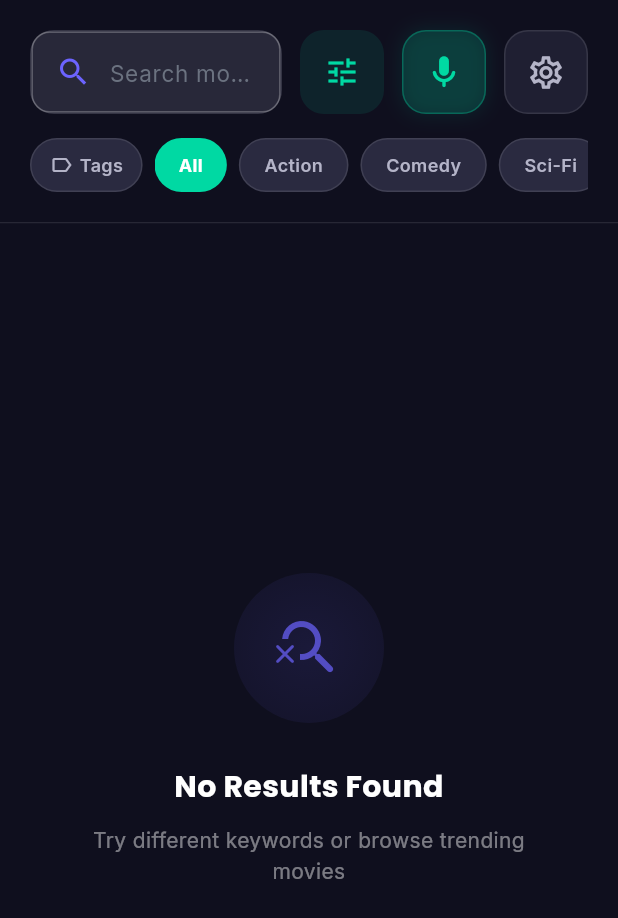
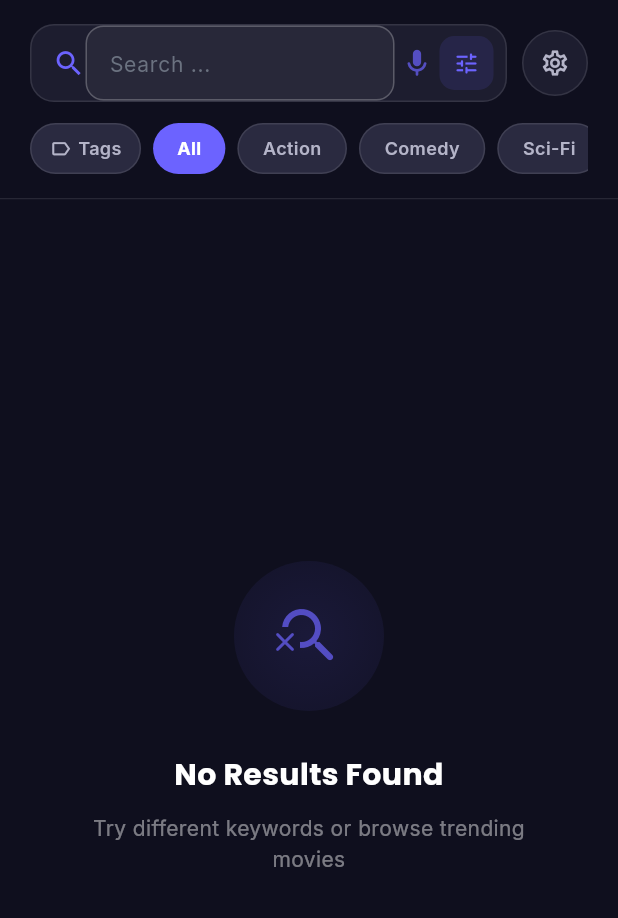
Before and after one commit to shagor300/movie-hunter-backend, a Flutter app: the SearchScreen screen opened directly, on a phone screen of 412 x 824 dp. Shown: the top 918 px of the screen. Run offline on Flutter 3.47's test engine with Material 3 defaults, Android fonts, the phone set to English and light mode, and no system bars; our stand-ins replace avatar_glow, cached_network_image, dio, flutter_local_notifications, get, google_fonts and 14 more; missing offline and left inert: better_player_enhanced, workmanager; accounts and stored records are empty; network calls fail; statements that could not run were skipped.

Commit message:
redesign: Clean up search header + fix accent color propagation - Voice mic & filter icon now inside search bar (compact) - Settings icon is now a small circle - All AppColors.primary replaced with tc.accentColor for dynamic theming - Tag chips, genre chips, refresh indicator, clear all use accent color

```diff
--- a/lib/screens/search_screen.dart
+++ b/lib/screens/search_screen.dart
@@ -1,5 +1,6 @@
 import 'dart:ui';
 import 'package:flutter/material.dart';
+import 'package:get/get.dart';
 import 'package:shared_preferences/shared_preferences.dart';
 import '../services/tmdb_service.dart';
 import '../services/api_service.dart';
@@ -7,6 +8,7 @@ import '../models/movie.dart';
 import '../models/movie_tags.dart';
 import '../theme/app_colors.dart';
 import '../theme/app_text_styles.dart';
+import '../theme/theme_controller.dart';
 import '../widgets/movie_card.dart';
 import '../widgets/custom_search_bar.dart';
 import '../widgets/filter_sheet.dart';
@@ -287,15 +289,18 @@ class _SearchScreenState extends State<SearchScreen> {
   }
 
   Widget _buildGlassHeader(bool isDark) {
+    final tc = Get.find<ThemeController>();
+    return Obx(() {
+      final accent = tc.accentColor;
       return ClipRRect(
         child: BackdropFilter(
           filter: ImageFilter.blur(sigmaX: 16, sigmaY: 16),
           child: Container(
             padding: EdgeInsets.only(
-            top: MediaQuery.of(context).padding.top + 20,
+              top: MediaQuery.of(context).padding.top + 16,
               left: 20,
               right: 20,
-            bottom: 20,
+              bottom: 16,
             ),
             decoration: BoxDecoration(
               color: AppColors.backgroundDark.withValues(alpha: 0.8),
@@ -305,7 +310,7 @@ class _SearchScreenState extends State<SearchScreen> {
             ),
             child: Column(
               children: [
-              // Search bar row
+                // Search bar row — clean: searchbar + settings icon
                 Row(
                   children: [
                     Expanded(
@@ -318,13 +323,13 @@ class _SearchScreenState extends State<SearchScreen> {
                             setState(() => _showRecent = false);
                           }
                         },
+                        onSubmitted: () {
+                          if (_searchController.text.isNotEmpty) {
+                            _onSearch(_searchController.text);
+                          }
+                        },
                         onFilterTap: _showFilterSheet,
-                    ),
-                  ),
-                  const SizedBox(width: 12),
-                  // Mic / Voice Search
-                  GestureDetector(
-                    onTap: () {
+                        onVoiceTap: () {
                           Navigator.push(
                             context,
                             MaterialPageRoute(
@@ -337,55 +342,35 @@ class _SearchScreenState extends State<SearchScreen> {
                             ),
                           );
                         },
-                    child: Container(
-                      height: 56,
-                      width: 56,
-                      decoration: BoxDecoration(
-                        color: AppColors.primary.withValues(alpha: 0.15),
-                        borderRadius: BorderRadius.circular(16),
-                        border: Border.all(
-                          color: AppColors.primary.withValues(alpha: 0.3),
-                        ),
-                        boxShadow: [
-                          BoxShadow(
-                            color: AppColors.primary.withValues(alpha: 0.1),
-                            blurRadius: 10,
-                            spreadRadius: 1,
-                          ),
-                        ],
-                      ),
-                      child: const Icon(
-                        Icons.mic_rounded,
-                        color: AppColors.primary,
-                        size: 26,
                       ),
                     ),
-                  ),
-                  const SizedBox(width: 12),
-                  // Settings
+                    const SizedBox(width: 10),
+                    // Settings — small circle
                     GestureDetector(
                       onTap: () => Navigator.push(
                         context,
-                      MaterialPageRoute(builder: (_) => const SettingsScreen()),
+                        MaterialPageRoute(
+                          builder: (_) => const SettingsScreen(),
+                        ),
                       ),
                       child: Container(
-                      height: 56,
-                      width: 56,
+                        height: 44,
+                        width: 44,
                         decoration: BoxDecoration(
-                        color: AppColors.surfaceLight.withValues(alpha: 0.6),
-                        borderRadius: BorderRadius.circular(16),
+                          color: AppColors.surfaceLight.withValues(alpha: 0.5),
+                          shape: BoxShape.circle,
                           border: Border.all(color: AppColors.glassBorder),
                         ),
                         child: const Icon(
                           Icons.settings_outlined,
                           color: AppColors.textSecondary,
-                        size: 26,
+                          size: 20,
                         ),
                       ),
                     ),
                   ],
                 ),
-              const SizedBox(height: 16),
+                const SizedBox(height: 14),
                 // Quick filter chips + tag filter button
                 Row(
                   children: [
@@ -408,17 +393,17 @@ class _SearchScreenState extends State<SearchScreen> {
                         },
                       ),
                       child: Container(
-                      height: 36,
+                        height: 34,
                         padding: const EdgeInsets.symmetric(horizontal: 12),
                         margin: const EdgeInsets.only(right: 8),
                         decoration: BoxDecoration(
                           color: _activeTagCount > 0
-                            ? AppColors.primary.withValues(alpha: 0.2)
+                              ? accent.withValues(alpha: 0.2)
                               : AppColors.surfaceLight,
                           borderRadius: BorderRadius.circular(9999),
                           border: Border.all(
                             color: _activeTagCount > 0
-                              ? AppColors.primary
+                                ? accent
                                 : AppColors.glassBorder,
                           ),
                         ),
@@ -427,9 +412,9 @@ class _SearchScreenState extends State<SearchScreen> {
                           children: [
                             Icon(
                               Icons.label_outlined,
-                            size: 16,
+                              size: 15,
                               color: _activeTagCount > 0
-                                ? AppColors.primary
+                                  ? accent
                                   : AppColors.textSecondary,
                             ),
                             const SizedBox(width: 4),
@@ -441,7 +426,7 @@ class _SearchScreenState extends State<SearchScreen> {
                                 fontSize: 12,
                                 fontWeight: FontWeight.w600,
                                 color: _activeTagCount > 0
-                                  ? AppColors.primary
+                                    ? accent
                                     : AppColors.textSecondary,
                               ),
                             ),
@@ -449,10 +434,10 @@ class _SearchScreenState extends State<SearchScreen> {
                         ),
                       ),
                     ),
-                  // Existing quick filters
+                    // Quick filter genre chips
                     Expanded(
                       child: SizedBox(
-                      height: 36,
+                        height: 34,
                         child: ListView.separated(
                           scrollDirection: Axis.horizontal,
                           itemCount: _quickFilters.length,
@@ -470,7 +455,7 @@ class _SearchScreenState extends State<SearchScreen> {
                                 alignment: Alignment.center,
                                 decoration: BoxDecoration(
                                   color: isActive
-                                    ? AppColors.primary
+                                      ? accent
                                       : AppColors.surfaceLight,
                                   borderRadius: BorderRadius.circular(9999),
                                   border: isActive
@@ -505,13 +490,14 @@ class _SearchScreenState extends State<SearchScreen> {
           ),
         ),
       );
+    });
   }
 
   Widget _buildResultsGrid() {
     return Expanded(
       child: RefreshIndicator(
         onRefresh: _fetchTrending,
-        color: AppColors.primary,
+        color: Get.find<ThemeController>().accentColor,
         backgroundColor: AppColors.backgroundDark,
         child: GridView.builder(
           padding: const EdgeInsets.fromLTRB(20, 16, 20, 100),
@@ -562,7 +548,7 @@ class _SearchScreenState extends State<SearchScreen> {
                     'Clear All',
                     style: AppTextStyles.bodyMedium.copyWith(
                       fontWeight: FontWeight.w600,
-                      color: AppColors.primary,
+                      color: Get.find<ThemeController>().accentColor,
                     ),
                   ),
                 ),
--- a/lib/widgets/custom_search_bar.dart
+++ b/lib/widgets/custom_search_bar.dart
@@ -8,6 +8,8 @@ class CustomSearchBar extends StatelessWidget {
   final TextEditingController controller;
   final Function(String) onChanged;
   final VoidCallback? onFilterTap;
+  final VoidCallback? onVoiceTap;
+  final VoidCallback? onSubmitted;
   final String hintText;
 
   const CustomSearchBar({
@@ -15,70 +17,88 @@ class CustomSearchBar extends StatelessWidget {
     required this.controller,
     required this.onChanged,
     this.onFilterTap,
-    this.hintText = "Search movies, actors, directors...",
+    this.onVoiceTap,
+    this.onSubmitted,
+    this.hintText = "Search ...",
   });
 
   @override
   Widget build(BuildContext context) {
-    return Row(
-      children: [
-        Expanded(
-          child: Container(
-            height: 56,
+    final tc = Get.find<ThemeController>();
+
+    return Obx(() {
+      final accent = tc.accentColor;
+
+      return Container(
+        height: 52,
         decoration: BoxDecoration(
           color: AppColors.surfaceLight.withValues(alpha: 0.5),
           borderRadius: BorderRadius.circular(16),
           border: Border.all(color: AppColors.glassBorder),
         ),
+        child: Row(
+          children: [
+            // Search icon
+            Padding(
+              padding: const EdgeInsets.only(left: 14),
+              child: Icon(Icons.search, color: accent, size: 22),
+            ),
+            // Text field
+            Expanded(
               child: TextField(
                 controller: controller,
                 onChanged: onChanged,
+                onSubmitted: onSubmitted != null ? (_) => onSubmitted!() : null,
                 style: AppTextStyles.bodyMedium.copyWith(
                   color: AppColors.textPrimary,
-                fontSize: 16,
+                  fontSize: 15,
                 ),
                 decoration: InputDecoration(
                   hintText: hintText,
                   hintStyle: AppTextStyles.bodyMedium.copyWith(
                     color: AppColors.textMuted,
-                  fontSize: 15,
-                ),
-                prefixIcon: Padding(
-                  padding: const EdgeInsets.only(left: 8.0),
-                  child: Obx(
-                    () => Icon(
-                      Icons.search,
-                      color: Get.find<ThemeController>().accentColor,
-                      size: 24,
-                    ),
-                  ),
+                    fontSize: 14,
                   ),
                   border: InputBorder.none,
                   contentPadding: const EdgeInsets.symmetric(
-                  horizontal: 16,
-                  vertical: 16,
+                    horizontal: 12,
+                    vertical: 14,
                   ),
                   isDense: true,
                 ),
               ),
             ),
+            // Voice search icon (inside search bar)
+            if (onVoiceTap != null)
+              GestureDetector(
+                onTap: onVoiceTap,
+                child: Padding(
+                  padding: const EdgeInsets.symmetric(horizontal: 4),
+                  child: Icon(
+                    Icons.mic_rounded,
+                    color: accent.withValues(alpha: 0.7),
+                    size: 22,
                   ),
-        if (onFilterTap != null) ...[
-          const SizedBox(width: 12),
+                ),
+              ),
+            // Filter icon (inside search bar)
+            if (onFilterTap != null)
               GestureDetector(
                 onTap: onFilterTap,
                 child: Container(
-              height: 56,
-              width: 56,
+                  height: 36,
+                  width: 36,
+                  margin: const EdgeInsets.only(right: 8),
                   decoration: BoxDecoration(
-                color: AppColors.primary.withValues(alpha: 0.1),
-                borderRadius: BorderRadius.circular(16),
+                    color: accent.withValues(alpha: 0.12),
+                    borderRadius: BorderRadius.circular(10),
                   ),
-              child: const Icon(Icons.tune, color: AppColors.primary, size: 24),
+                  child: Icon(Icons.tune_rounded, color: accent, size: 18),
                 ),
               ),
           ],
-      ],
+        ),
       );
+    });
   }
 }
```
Lines whose indentation alone changed are shown as unchanged.
